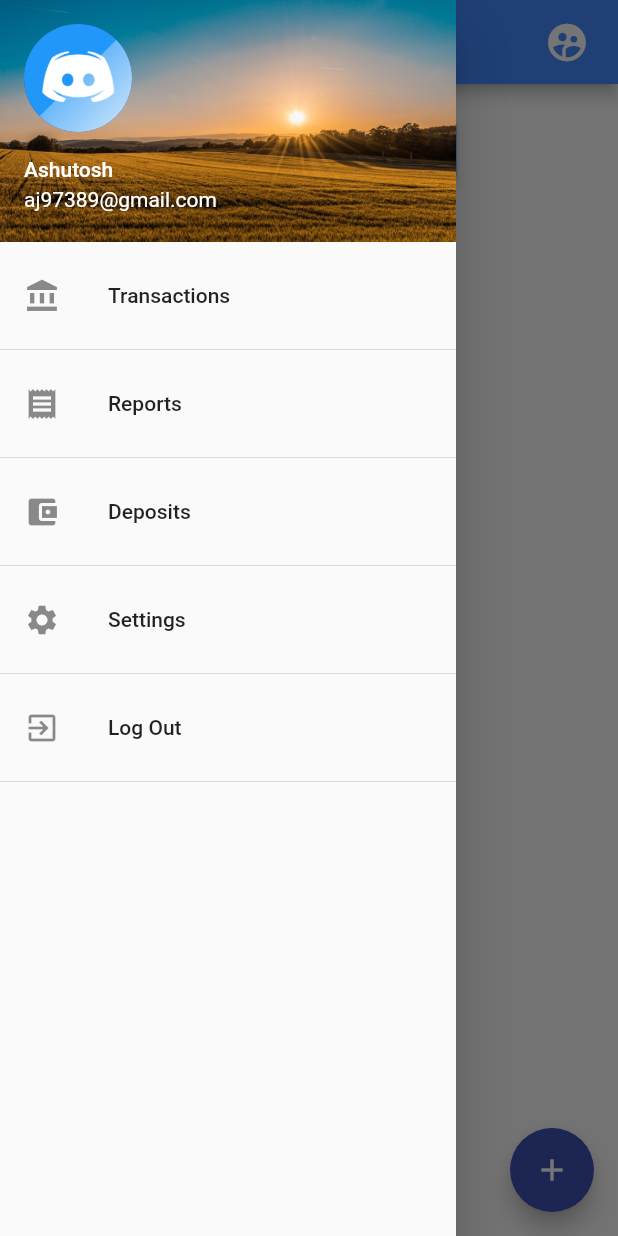
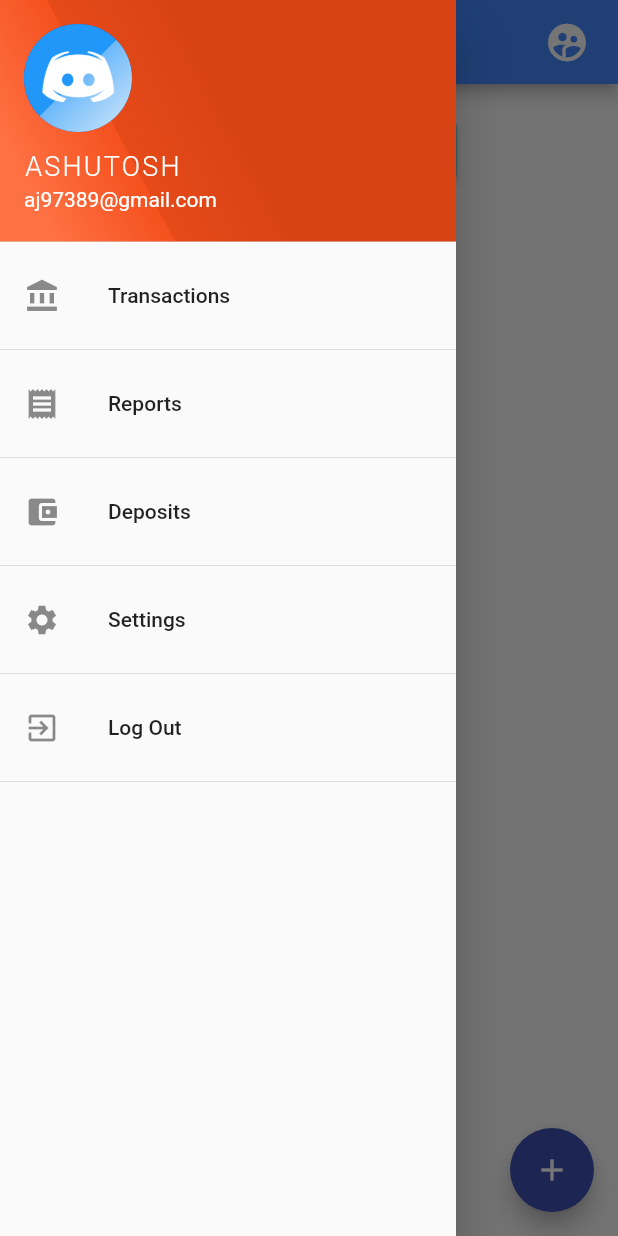
Before and after one commit to mornville/Register, a Flutter app: the Home screen opened by its route, with the side drawer open, on a phone screen of 412 x 824 dp. Run offline on Flutter 3.47's test engine with Material 2 defaults, Android fonts, the phone set to English and light mode, and no system bars.

Commit message:
Changed user profile baclground

```diff
--- a/register_app/lib/screens/home.dart
+++ b/register_app/lib/screens/home.dart
@@ -97,18 +97,28 @@ class _HomeState extends State<Home> {
             child: ListView(
               children: <Widget>[
                 UserAccountsDrawerHeader(
-                  accountName: Text('Ashutosh'),
+                  accountName: Text('ASHUTOSH',style: TextStyle(fontSize: 18.0,fontWeight: FontWeight.w300,letterSpacing: 1.5),),
                   currentAccountPicture: GestureDetector(
                     child: CircleAvatar(
                       backgroundImage: AssetImage("images/user.png"),
                     ),
                   ),
-                  accountEmail: Text('aj97389@gmail.com'),
+                  accountEmail: Text('aj97389@gmail.com',),
                   decoration: BoxDecoration(
-                      image: DecorationImage(
-                          fit: BoxFit.fill,
-                          image: AssetImage('images/back.jpeg'))),
-                ),
+                    gradient: LinearGradient(
+                      // Where the linear gradient begins and ends
+                      begin: Alignment.topRight,
+                      end: Alignment.bottomLeft,
+                      // Add one stop for each color. Stops should increase from 0 to 1
+                      stops: [.5, 0.7, 0.7, 0.9],
+                      colors: [
+                        // Colors are easy thanks to Flutter's Colors class.
+                        Colors.deepOrange[800],
+                        Colors.deepOrange[700],
+                        Colors.deepOrange[600],
+                        Colors.deepOrange[400],
+                      ],
+                    )),                ),
                 ListTile(
                   title: Text('Transactions'),
                   leading: Icon(Icons.account_balance),
```
